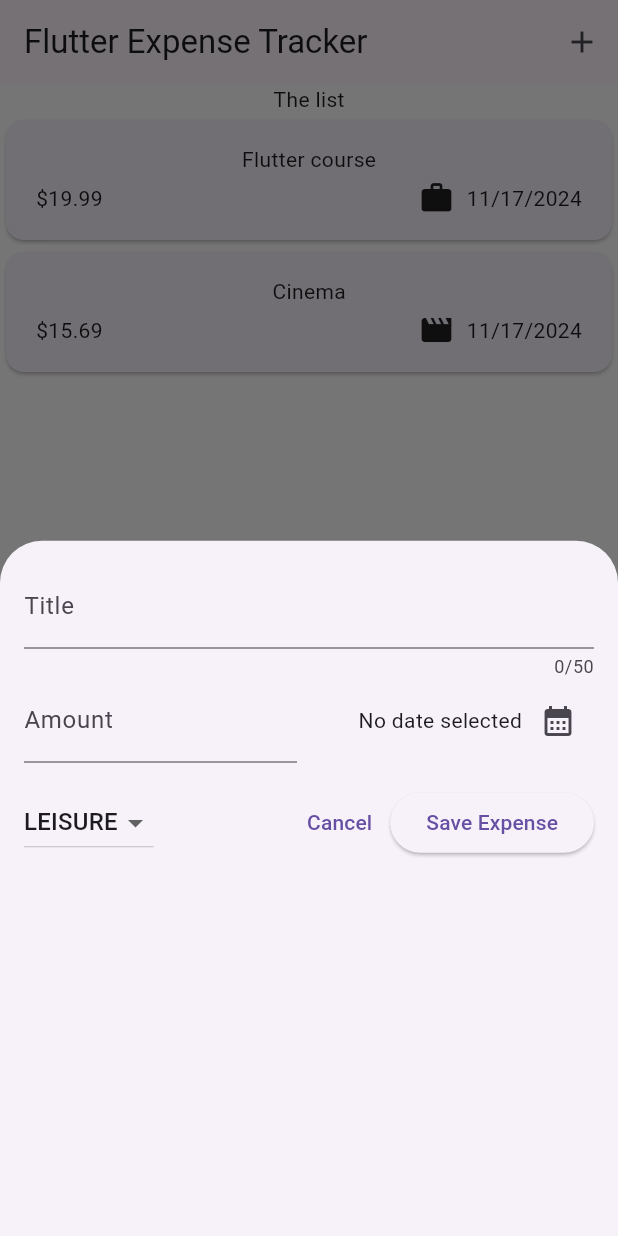
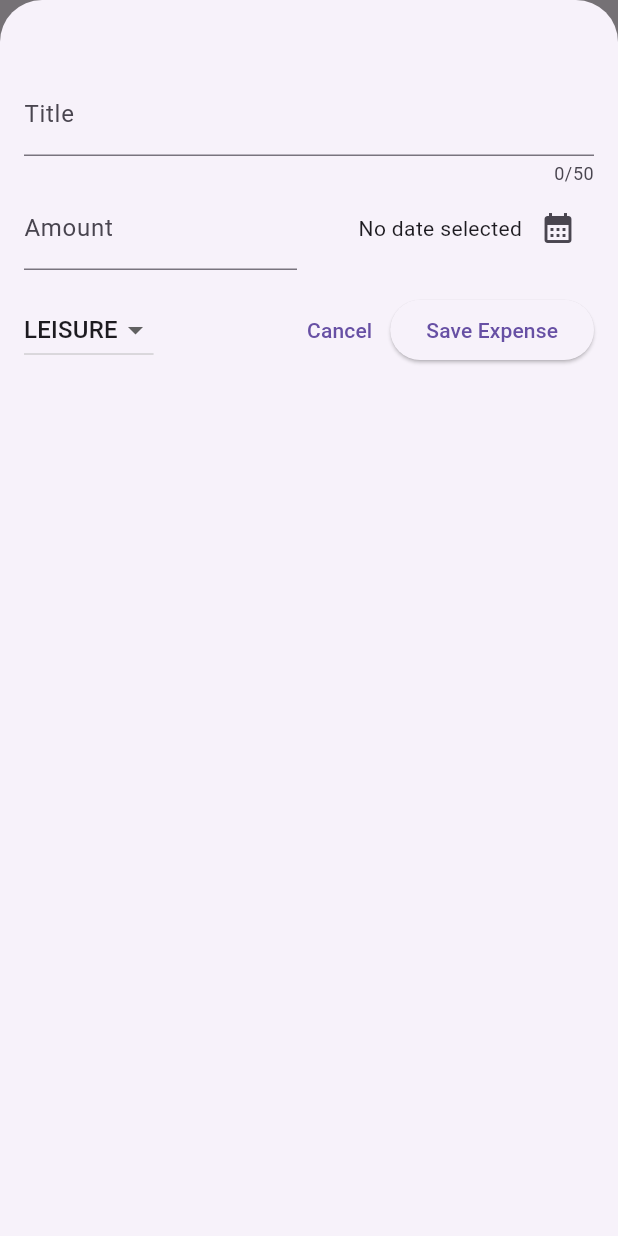
Before and after one commit to swapnilgt/flutter, a Flutter app: the screen it shows after launch, after a tap on the "add" icon, on a phone screen of 412 x 824 dp. Run offline on Flutter 3.47's test engine with Material 3 defaults, Android fonts, the phone set to English and light mode, and no system bars; our stand-ins replace google_fonts.

Commit message:
Adding new expense.

```diff
--- a/expense_tracker/lib/ui/expenses.dart
+++ b/expense_tracker/lib/ui/expenses.dart
@@ -24,6 +24,7 @@ class _ExpenseState extends State<Expenses> {
 
   void _openAddExpenseOverlay() {
     showModalBottomSheet(
+      isScrollControlled: true,
       context: context,
       builder: (ctx) {
         return NewExpense(
--- a/expense_tracker/lib/ui/new_expense/new_expense.dart
+++ b/expense_tracker/lib/ui/new_expense/new_expense.dart
@@ -89,7 +89,7 @@ class _NewExpenseState extends State<NewExpense> {
   @override
   Widget build(BuildContext context) {
     return Padding(
-      padding: const EdgeInsets.all(16),
+      padding: const EdgeInsets.fromLTRB(16, 48, 16, 16),
       child: Column(
         children: [
           TextField(
```
